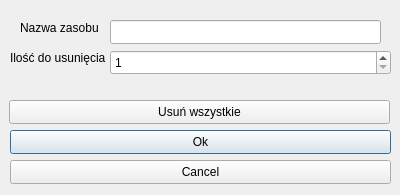
Above: removeresources.ui from Akacz47/Intelligent-pantry before the change. Below: the same form after it.
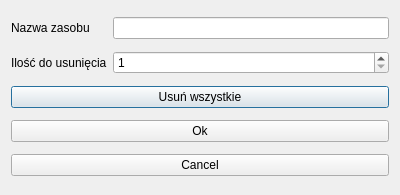
That is the form after the change.

What changed in the file:
```diff
--- a/removeresources.ui
+++ b/removeresources.ui
@@ -13,94 +13,53 @@
   <property name="windowTitle">
    <string>Dialog</string>
   </property>
+  <layout class="QGridLayout" name="gridLayout">
+   <item row="0" column="0">
   <widget class="QLabel" name="resourcesNameLabel">
-   <property name="geometry">
-    <rect>
-     <x>20</x>
-     <y>20</y>
-     <width>111</width>
-     <height>16</height>
-    </rect>
-   </property>
    <property name="text">
     <string>Nazwa zasobu</string>
    </property>
   </widget>
+   </item>
+   <item row="0" column="1">
+    <widget class="QLineEdit" name="resourcesNameLineEdit"/>
+   </item>
+   <item row="1" column="0">
   <widget class="QLabel" name="resourcesQuantityLabel">
-   <property name="geometry">
-    <rect>
-     <x>10</x>
-     <y>50</y>
-     <width>111</width>
-     <height>16</height>
-    </rect>
-   </property>
    <property name="text">
     <string>Ilość do usunięcia</string>
    </property>
   </widget>
-  <widget class="QPushButton" name="okButton">
-   <property name="geometry">
-    <rect>
-     <x>10</x>
-     <y>130</y>
-     <width>381</width>
-     <height>24</height>
-    </rect>
-   </property>
-   <property name="text">
-    <string>Ok</string>
-   </property>
-  </widget>
-  <widget class="QPushButton" name="cancelButton">
-   <property name="geometry">
-    <rect>
-     <x>10</x>
-     <y>160</y>
-     <width>381</width>
-     <height>24</height>
-    </rect>
-   </property>
-   <property name="text">
-    <string>Cancel</string>
-   </property>
-  </widget>
-  <widget class="QLineEdit" name="resourcesNameLineEdit">
-   <property name="geometry">
-    <rect>
-     <x>110</x>
-     <y>20</y>
-     <width>271</width>
-     <height>24</height>
-    </rect>
-   </property>
-  </widget>
+   </item>
+   <item row="1" column="1">
   <widget class="QSpinBox" name="spinBox">
-   <property name="geometry">
-    <rect>
-     <x>110</x>
-     <y>50</y>
-     <width>281</width>
-     <height>25</height>
-    </rect>
-   </property>
    <property name="minimum">
     <number>1</number>
    </property>
   </widget>
+   </item>
+   <item row="2" column="0" colspan="2">
   <widget class="QPushButton" name="removeAllButton">
-   <property name="geometry">
-    <rect>
-     <x>9</x>
-     <y>100</y>
-     <width>381</width>
-     <height>24</height>
-    </rect>
-   </property>
    <property name="text">
     <string>Usuń wszystkie</string>
    </property>
   </widget>
+   </item>
+   <item row="3" column="0" colspan="2">
+    <widget class="QPushButton" name="okButton">
+     <property name="text">
+      <string>Ok</string>
+     </property>
+    </widget>
+   </item>
+   <item row="4" column="0" colspan="2">
+    <widget class="QPushButton" name="cancelButton">
+     <property name="text">
+      <string>Cancel</string>
+     </property>
+    </widget>
+   </item>
+  </layout>
  </widget>
  <resources/>
  <connections/>
```
Lines whose indentation alone changed are shown as unchanged.
